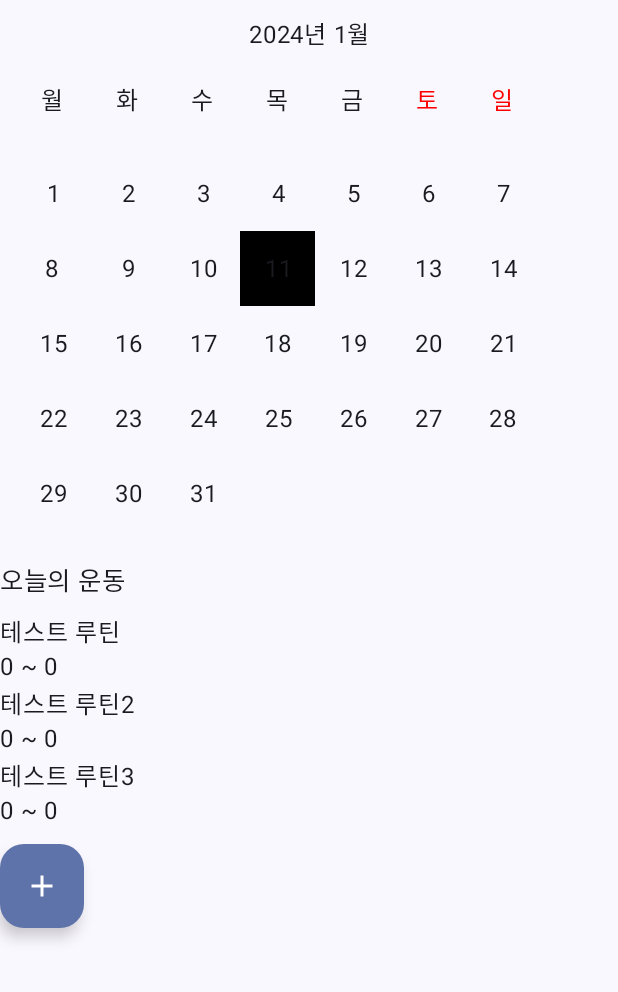
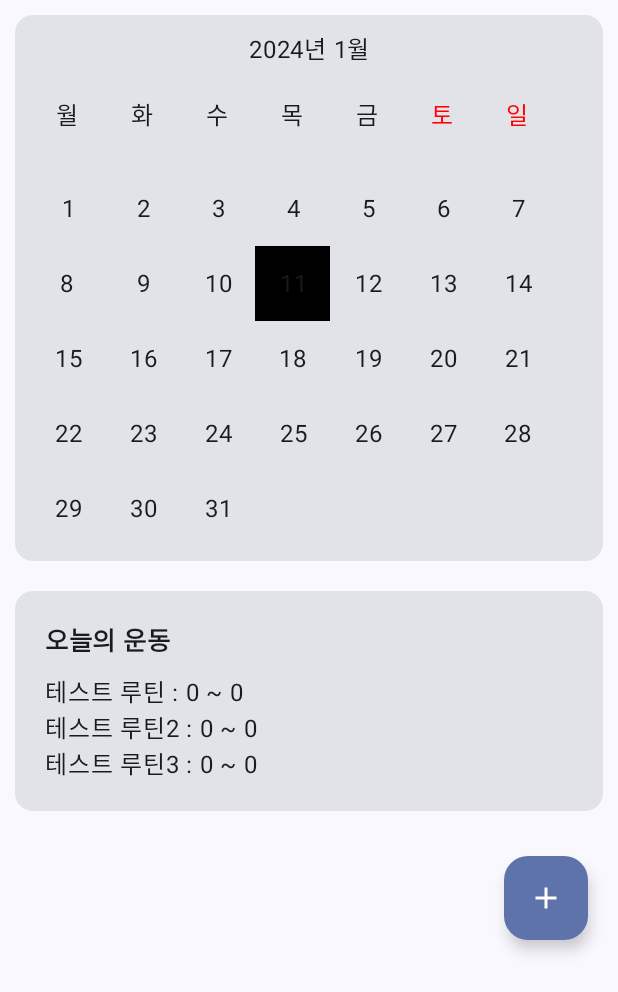
Before and after one commit to soyeonLee126/Nailed-It, an Android app built with Jetpack Compose: the screen it shows after launch (MainActivity), on a phone screen of 412 x 824 dp. Shown: the top 992 px of the screen. Run offline under Robolectric (Android 15) with nearby library versions, the phone set to English and light mode, and no system bars; our stand-ins replace Dagger/Hilt's generated code.

```diff
--- a/app/src/main/AndroidManifest.xml
+++ b/app/src/main/AndroidManifest.xml
@@ -3,6 +3,7 @@
     xmlns:tools="http://schemas.android.com/tools">
 
     <application
+        android:name=".App"
         android:allowBackup="true"
         android:dataExtractionRules="@xml/data_extraction_rules"
         android:fullBackupContent="@xml/backup_rules"
--- /dev/null
+++ b/app/src/main/java/com/example/nailed_it/App.kt
@@ -0,0 +1,15 @@
+package com.example.nailed_it
+
+import android.app.Application
+import dagger.hilt.android.HiltAndroidApp
+
+
+@HiltAndroidApp
+class App : Application() {
+    private var instance: App? = null
+
+    override fun onCreate() {
+        super.onCreate()
+        instance = this
+    }
+}
--- a/app/src/main/java/com/example/nailed_it/MainActivity.kt
+++ b/app/src/main/java/com/example/nailed_it/MainActivity.kt
@@ -6,12 +6,10 @@ import androidx.activity.compose.setContent
 import androidx.compose.foundation.layout.fillMaxSize
 import androidx.compose.material3.MaterialTheme
 import androidx.compose.material3.Surface
-import androidx.compose.material3.Text
-import androidx.compose.runtime.Composable
 import androidx.compose.ui.Modifier
-import androidx.compose.ui.tooling.preview.Preview
 import com.example.nailed_it.screen.calendar.MainCalendarScreen
 import com.example.nailed_it.ui.theme.NaileditTheme
+import dagger.hilt.android.AndroidEntryPoint
 
 class MainActivity : ComponentActivity() {
     override fun onCreate(savedInstanceState: Bundle?) {
--- a/app/src/main/java/com/example/nailed_it/screen/calendar/MainCalendar.kt
+++ b/app/src/main/java/com/example/nailed_it/screen/calendar/MainCalendar.kt
@@ -11,6 +11,7 @@ import androidx.compose.foundation.layout.Spacer
 import androidx.compose.foundation.layout.fillMaxWidth
 import androidx.compose.foundation.layout.padding
 import androidx.compose.foundation.layout.size
+import androidx.compose.material3.Card
 import androidx.compose.material3.Text
 import androidx.compose.runtime.Composable
 import androidx.compose.ui.Alignment
@@ -36,6 +37,7 @@ fun MainCalendar(calendar: Calendar) {
     //일요일이 1일인 경우 이슈 있음
     val firstDayOfWeek =
         mutableCalendar.get(Calendar.DAY_OF_WEEK).let { if (it == 1) 6 else it - 2 }
+    Card(modifier = Modifier.padding(10.dp)) {
         Column {
             MonthTitle(month = "${year}년 ${month + 1}월")
             Column(modifier = Modifier.padding(10.dp)) {
@@ -45,6 +47,7 @@ fun MainCalendar(calendar: Calendar) {
                     firstDayOfWeek = firstDayOfWeek,
                     currentDate = currentDate
                 )
+            }
         }
     }
 }
--- a/app/src/main/java/com/example/nailed_it/screen/calendar/MainCalendarScreen.kt
+++ b/app/src/main/java/com/example/nailed_it/screen/calendar/MainCalendarScreen.kt
@@ -1,16 +1,8 @@
 package com.example.nailed_it.screen.calendar
 
-import DayOfWeek.SAT
-import DayOfWeek.SUN
-import DayOfWeek.dayOfWeekList
 import android.util.Log
 import androidx.compose.foundation.ExperimentalFoundationApi
-import androidx.compose.foundation.background
-import androidx.compose.foundation.clickable
-import androidx.compose.foundation.layout.Arrangement
 import androidx.compose.foundation.layout.Column
-import androidx.compose.foundation.layout.Row
-import androidx.compose.foundation.layout.Spacer
 import androidx.compose.foundation.layout.fillMaxWidth
 import androidx.compose.foundation.layout.padding
 import androidx.compose.foundation.layout.size
@@ -20,15 +12,14 @@ import androidx.compose.material.icons.Icons
 import androidx.compose.material.icons.filled.Add
 import androidx.compose.material3.FloatingActionButton
 import androidx.compose.material3.Icon
-import androidx.compose.material3.Text
 import androidx.compose.runtime.Composable
+import androidx.compose.ui.Alignment
 import androidx.compose.ui.Alignment.Companion.CenterHorizontally
 import androidx.compose.ui.Modifier
-import androidx.compose.ui.graphics.Color
-import androidx.compose.ui.text.style.TextAlign
 import androidx.compose.ui.tooling.preview.Preview
 import androidx.compose.ui.unit.dp
 import com.example.domain.model.WorkoutRoutine
+import dagger.hilt.android.AndroidEntryPoint
 import java.util.Calendar
 
 @OptIn(ExperimentalFoundationApi::class)
@@ -66,7 +57,9 @@ fun MainCalendarScreen() {
                 WorkoutList(listOf(testWorkoutRoutine1, testWorkoutRoutine2, testWorkoutRoutine3))
             }
         }
-        AddRoutineButton(modifier = Modifier.align(CenterHorizontally), onClick = {
+        AddRoutineButton(modifier = Modifier
+            .align(Alignment.End)
+            .padding(20.dp, 20.dp), onClick = {
             Log.e("test", "test")
         })
     }
@@ -75,9 +68,16 @@ fun MainCalendarScreen() {
 @Composable
 fun AddRoutineButton(modifier: Modifier = Modifier, onClick: () -> Unit) {
     FloatingActionButton(
-        modifier = Modifier.size(56.dp),
+        modifier = modifier.size(56.dp),
         onClick = { onClick() },
     ) {
         Icon(Icons.Filled.Add, "Floating action button.")
     }
 }
+
+
+@Preview
+@Composable
+fun screenPreview() {
+    MainCalendarScreen()
+}
--- a/app/src/main/java/com/example/nailed_it/screen/calendar/Workout.kt
+++ b/app/src/main/java/com/example/nailed_it/screen/calendar/Workout.kt
@@ -2,12 +2,16 @@ package com.example.nailed_it.screen.calendar
 
 import androidx.compose.foundation.layout.Column
 import androidx.compose.foundation.layout.Spacer
+import androidx.compose.foundation.layout.fillMaxWidth
 import androidx.compose.foundation.layout.padding
 import androidx.compose.foundation.layout.size
+import androidx.compose.material3.Card
 import androidx.compose.material3.Text
 import androidx.compose.runtime.Composable
 import androidx.compose.ui.Modifier
 import androidx.compose.ui.res.stringResource
+import androidx.compose.ui.text.font.FontStyle
+import androidx.compose.ui.text.font.FontWeight
 import androidx.compose.ui.tooling.preview.Preview
 import androidx.compose.ui.unit.dp
 import androidx.compose.ui.unit.sp
@@ -16,11 +20,21 @@ import com.example.nailed_it.R
 
 @Composable
 fun WorkoutList(workOutRoutineList: List<WorkoutRoutine>) {
-    Column(modifier = Modifier.padding(0.dp, 10.dp)) {
-        Text(text = stringResource(id = R.string.todays_routine), fontSize = 17.sp)
-        Spacer(modifier = Modifier.size(0.dp, 10.dp))
-        workOutRoutineList.forEach {
-            WorkoutItem(it)
+    Card(
+        modifier = Modifier
+            .padding(10.dp)
+            .fillMaxWidth(1f)
+    ) {
+        Column(modifier = Modifier.padding(20.dp, 20.dp)) {
+            Text(
+                text = stringResource(id = R.string.todays_routine),
+                fontSize = 17.sp,
+                fontWeight = FontWeight.Bold
+            )
+            Spacer(modifier = Modifier.size(0.dp, 10.dp))
+            workOutRoutineList.forEach {
+                WorkoutItem(it)
+            }
         }
     }
 }
@@ -28,8 +42,7 @@ fun WorkoutList(workOutRoutineList: List<WorkoutRoutine>) {
 @Composable
 fun WorkoutItem(workOutRoutine: WorkoutRoutine) {
     Column {
-        Text(text = "${workOutRoutine.routineName}")
-        Text(text = "${workOutRoutine.startTime} ~ ${workOutRoutine.endTime}")
+        Text(text = "${workOutRoutine.routineName} : ${workOutRoutine.startTime} ~ ${workOutRoutine.endTime}")
     }
 }
 
--- a/gradle/libs.versions.toml
+++ b/gradle/libs.versions.toml
@@ -35,7 +35,7 @@ lottie = { module = "com.airbnb.android:lottie", version.ref = "lottie" }
 io-coil-kt = { module = "io.coil-kt:coil", version.ref = "coil" }
 hilt-android = { module = "com.google.dagger:hilt-android", version.ref = "hilt" }
 hilt-android-compiler = { module = "com.google.dagger:hilt-android-compiler", version.ref = "hilt" }
-hilt-android-testing = { module = "com.google.dagger:hilt-android-testing", version.ref = "hilt" }
+hilt-android-test = { module = "com.google.dagger:hilt-android-testing", version.ref = "hilt" }
 hilt-compiler = { module = "com.google.dagger:hilt-compiler", version.ref = "hilt" }
 hilt-gradle-plugin = { module = "com.google.dagger:hilt-android-gradle-plugin", version.ref = "hilt" }
 hilt-javax = { module = "javax.inject:javax.inject", version.ref = "javaxHilt" }
@@ -53,6 +53,7 @@ androidx-appcompat = { group = "androidx.appcompat", name = "appcompat", version
 junit = { group = "junit", name = "junit", version.ref = "junit" }
 androidx-test-ext-junit = { group = "androidx.test.ext", name = "junit", version.ref = "androidx-test-ext-junit" }
 espresso-core = { group = "androidx.test.espresso", name = "espresso-core", version.ref = "espresso-core" }
+androidx-runner = { group = "androidx.test", name = "runner", version = "1.5.2" }
 
 [plugins]
 android-application = { id = "com.android.application", version.ref = "androidGradlePlugin" }
```
Also changed, not shown: app/build.gradle.kts (+16 -2 lines), app/src/main/java/com/example/nailed_it/di/UsecaseModule.kt (added, +24 -0 lines), app/src/main/java/com/example/nailed_it/screen/calendar/MainCalendarViewModel.kt (added, +9 -0 lines), domain/src/main/java/com/example/domain/usecase/Usecases.kt (added, +7 -0 lines), 1 other file. Lines whose indentation alone changed are shown as unchanged.
